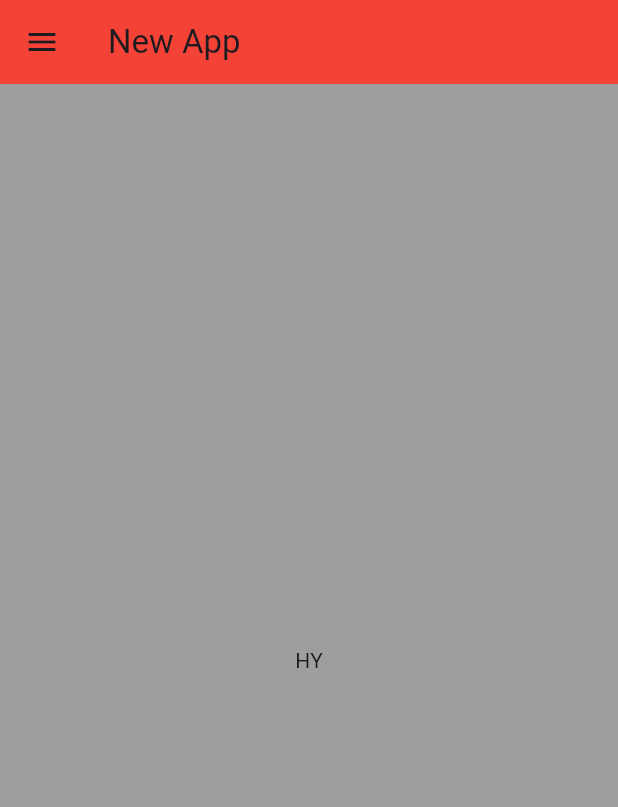
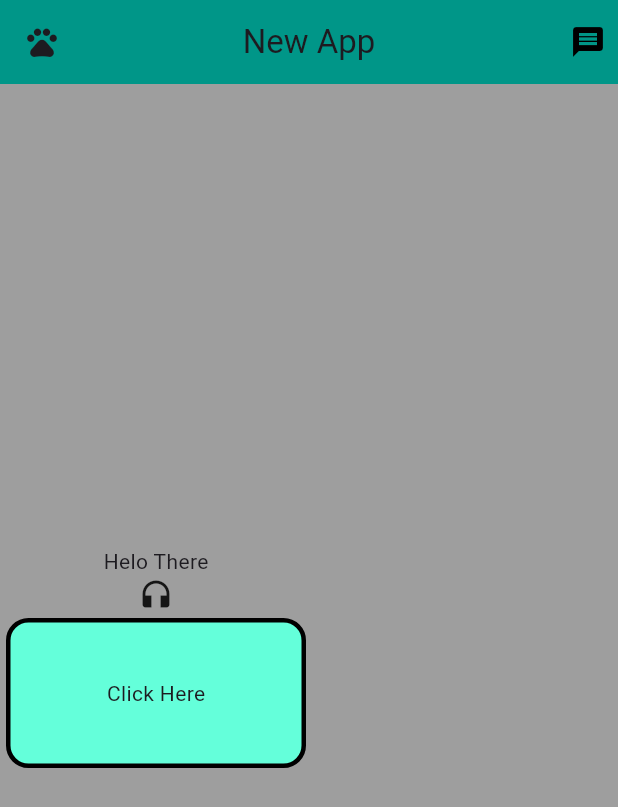
Before and after one commit to ThinkCode-IT-Solutions/App-Dev-005, a Flutter app: the screen it shows after launch, on a phone screen of 412 x 824 dp. Shown: the top 807 px of the screen. Run offline on Flutter 3.47's test engine with Material 3 defaults, Android fonts, the phone set to English and light mode, and no system bars.

Commit message:
container and column

```diff
--- a/lib/main.dart
+++ b/lib/main.dart
@@ -11,13 +11,48 @@ class MainApp extends StatelessWidget{
       title: "Save my queen app",
       home: Scaffold(
         appBar: AppBar(
+          centerTitle: true,
           title: Text("New App"),
-          backgroundColor: Colors.red,
+          backgroundColor: Colors.teal,
+          leading: Icon(Icons.pets),
+          actions: [
+            Padding(
+              padding:EdgeInsets.all(8) ,
+              child: Icon(Icons.message,color: Colors.black,)
+            ),
+
+          ],
         ),
         backgroundColor: Colors.grey ,
         drawer: Drawer(backgroundColor: Colors.blue,),
-        body: Center(
-          child: Text("HY"),
+        body: Column(
+          mainAxisAlignment: MainAxisAlignment.center,
+          crossAxisAlignment: CrossAxisAlignment.center,
+          mainAxisSize: MainAxisSize.max,
+
+          children: [
+            Text("Helo There"),
+            Icon(Icons.headphones),
+            Container(
+              padding: EdgeInsets.all(10),
+              margin: EdgeInsets.all(4),
+              width: 200,
+              height: 100,
+              decoration: BoxDecoration(
+                color: Colors.tealAccent,
+                border: Border.all(
+                  color: Colors.black,
+                  width: 3,
+                  style: BorderStyle.solid
+                ),
+                borderRadius: BorderRadius.circular(15),
+              ),
+              child: Center(
+                child: Text("Click Here"),
+              ),
+
+            )
+          ],
         ),
       ),
     );
```
